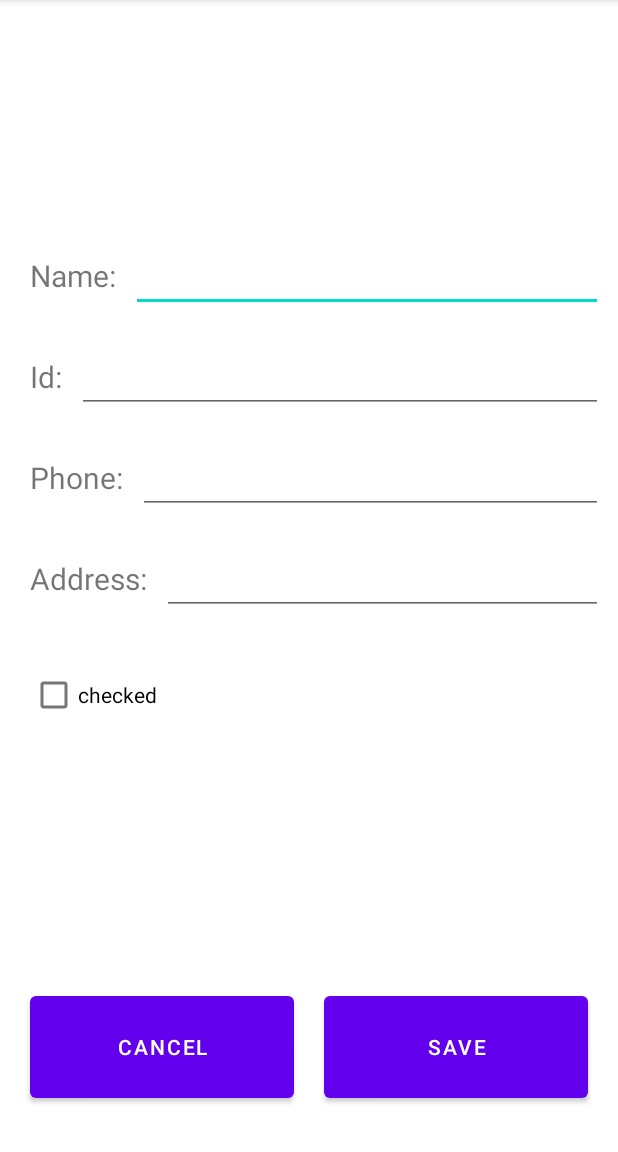
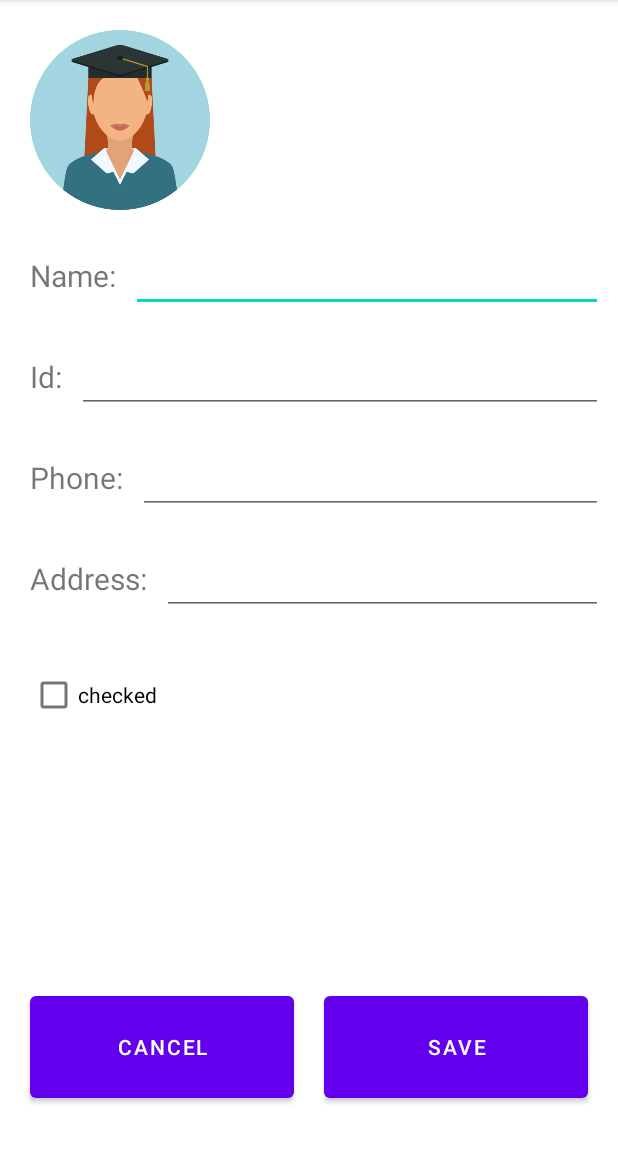
Before and after one commit to omerd318/StudentsApp, an Android app: the NewStudentActivity screen opened directly, with no data from a screen before it, on a phone screen of 412 x 824 dp, the part 84-1236 px from its top. Run offline under Robolectric (Android 15) with nearby library versions, the phone set to English and light mode, and no system bars.

Commit message:
fix student class

```diff
--- a/app/src/main/java/com/example/studentsapp/model/Model.java
+++ b/app/src/main/java/com/example/studentsapp/model/Model.java
@@ -11,8 +11,8 @@ public class Model {
     }
 
     private Model() {
-        for(int i=0; i<5; i++) {
-            addStudent(new Student("name "+ i, "" + i, "", false));
+        for(int i=0; i<20; i++) {
+            addStudent(new Student("name "+ i, "" + i, "", "", "", false));
         }
     }
 
--- a/app/src/main/res/layout/activity_new_student.xml
+++ b/app/src/main/res/layout/activity_new_student.xml
@@ -5,16 +5,6 @@
     android:layout_width="match_parent"
     android:layout_height="match_parent"
     tools:context=".NewStudentActivity">
-
-    <ImageView
-        android:id="@+id/newstudent_avatar_img"
-        android:layout_width="120dp"
-        android:layout_height="120dp"
-        android:layout_marginStart="20dp"
-        android:layout_marginTop="20dp"
-        app:layout_constraintStart_toStartOf="parent"
-        app:layout_constraintTop_toTopOf="parent"
-        tools:srcCompat="@drawable/avatar" />
 
     <TextView
         android:id="@+id/newstudent_name_tv"
@@ -25,7 +15,7 @@
         android:text="Name:"
         android:textSize="20sp"
         app:layout_constraintStart_toStartOf="parent"
-        app:layout_constraintTop_toBottomOf="@+id/newstudent_avatar_img" />
+        app:layout_constraintTop_toBottomOf="@+id/imageView" />
 
     <EditText
         android:id="@+id/newstudent_name_et"
@@ -148,4 +138,15 @@
         app:layout_constraintStart_toStartOf="parent"
         app:layout_constraintTop_toBottomOf="@+id/newstudent_address_tv" />
 
+    <ImageView
+        android:id="@+id/imageView"
+        android:layout_width="120dp"
+        android:layout_height="120dp"
+        android:layout_marginStart="20dp"
+        android:layout_marginTop="20dp"
+        android:contentDescription="Avatar"
+        app:layout_constraintStart_toStartOf="parent"
+        app:layout_constraintTop_toTopOf="parent"
+        app:srcCompat="@drawable/avatar" />
+
 </androidx.constraintlayout.widget.ConstraintLayout>
```
Also changed, not shown: app/src/main/java/com/example/studentsapp/model/Student.java (+21 -1 lines).
